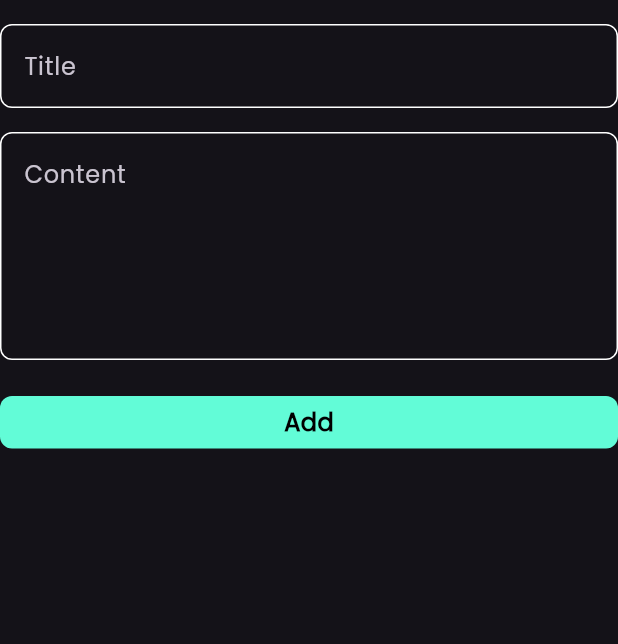
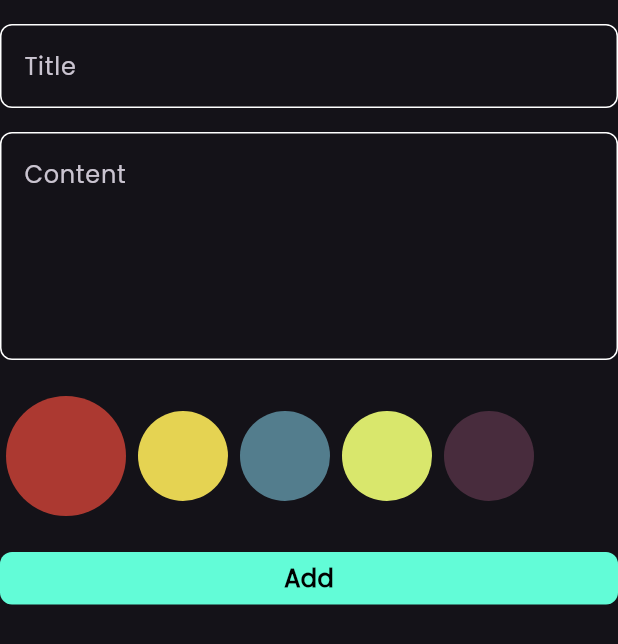
Before and after one commit to MahmoudRoby/note_app, a Flutter app: the AddForm widget shown alone on an empty page, opened directly, on a phone screen of 412 x 824 dp. Shown: the top 644 px of the screen. Run offline on Flutter 3.47's test engine with Material 3 defaults, Android fonts, the phone set to English and light mode, and no system bars; our stand-ins replace bloc, flutter_bloc, font_awesome_flutter, hive, hive_flutter; accounts and stored records are empty.

Commit message:
color list

```diff
--- a/lib/cuibt/add_note_cubit/add_note_cubit.dart
+++ b/lib/cuibt/add_note_cubit/add_note_cubit.dart
@@ -9,16 +9,16 @@ part 'add_note_state.dart';
 
 class AddNoteCubit extends Cubit<AddNoteState> {
   AddNoteCubit() : super(AddNoteInitial());
-
+  Color color = Colors.green;
   addNote(NoteModel note) async {
     emit(AddNoteLoading());
     try {
+      note.color = color.value;
       var noteBox = Hive.box<NoteModel>(kNotesBox);
       await noteBox.add(note);
       emit(AddNoteSuccess());
     } catch (e) {
       emit(AddNoteFailure(e.toString()));
-
     }
   }
 }
--- a/lib/widgets/add_note_form.dart
+++ b/lib/widgets/add_note_form.dart
@@ -2,6 +2,7 @@ import 'package:flutter/material.dart';
 import 'package:flutter_bloc/flutter_bloc.dart';
 import 'package:intl/intl.dart';
 import 'package:note_app/cuibt/add_note_cubit/add_note_cubit.dart';
+import 'package:note_app/cuibt/notes/notes_cubit.dart';
 import 'package:note_app/models/note_model.dart';
 import 'package:note_app/widgets/custom_button.dart';
 import 'package:note_app/widgets/custom_text_field.dart';
@@ -51,13 +52,18 @@ class _AddFormState extends State<AddForm> {
           const SizedBox(
             height: 24,
           ),
+          const ColorListView(),
+          const SizedBox(
+            height: 24,
+          ),
           BlocBuilder<AddNoteCubit, AddNoteState>(builder: (context, state) {
             return CustomButton(
               isLoading: state is AddNoteLoading ? true : false,
               onTap: () {
                 if (formKey.currentState!.validate()) {
                   formKey.currentState!.save();
-                  var dateFormate = DateFormat('dd-mm-yy hh:mm').format(DateTime.now());
+                  var dateFormate =
+                      DateFormat('dd-mm-yy hh:mm').format(DateTime.now());
                   BlocProvider.of<AddNoteCubit>(context).addNote(NoteModel(
                       title: title!,
                       subtitle: subtitle!,
@@ -78,3 +84,65 @@ class _AddFormState extends State<AddForm> {
     );
   }
 }
+
+class ColorItem extends StatelessWidget {
+  const ColorItem({super.key, required this.isSelected, required this.color});
+  final bool isSelected;
+  final Color color;
+  @override
+  Widget build(BuildContext context) {
+    return isSelected
+        ? CircleAvatar(
+            backgroundColor: color,
+            radius: 40,
+          )
+        : CircleAvatar(
+            backgroundColor: color,
+            radius: 30,
+          );
+  }
+}
+
+class ColorListView extends StatefulWidget {
+  const ColorListView({super.key});
+
+  @override
+  State<ColorListView> createState() => _ColorListViewState();
+}
+
+class _ColorListViewState extends State<ColorListView> {
+  int currentIndex = 0;
+  List<Color> kColors = const [
+    Color(0xffAC3931),
+    Color(0xffE5D352),
+    Color(0xff537D8D),
+    Color(0xffD9E76C),
+    Color(0xff482C3D),
+  ];
+  @override
+  Widget build(BuildContext context) {
+    return SizedBox(
+      height: 80,
+      child: ListView.builder(
+        scrollDirection: Axis.horizontal,
+        itemCount: kColors.length,
+        itemBuilder: (context, index) {
+          return GestureDetector(
+            onTap: () {
+              currentIndex = index;
+              BlocProvider.of<AddNoteCubit>(context).color = kColors[index];
+              setState(() {});
+            },
+            child: Padding(
+              padding: const EdgeInsets.symmetric(horizontal: 4),
+              child: ColorItem(
+                color: kColors[index],
+                isSelected: currentIndex == index,
+              ),
+            ),
+          );
+        },
+      ),
+    );
+  }
+}
```
